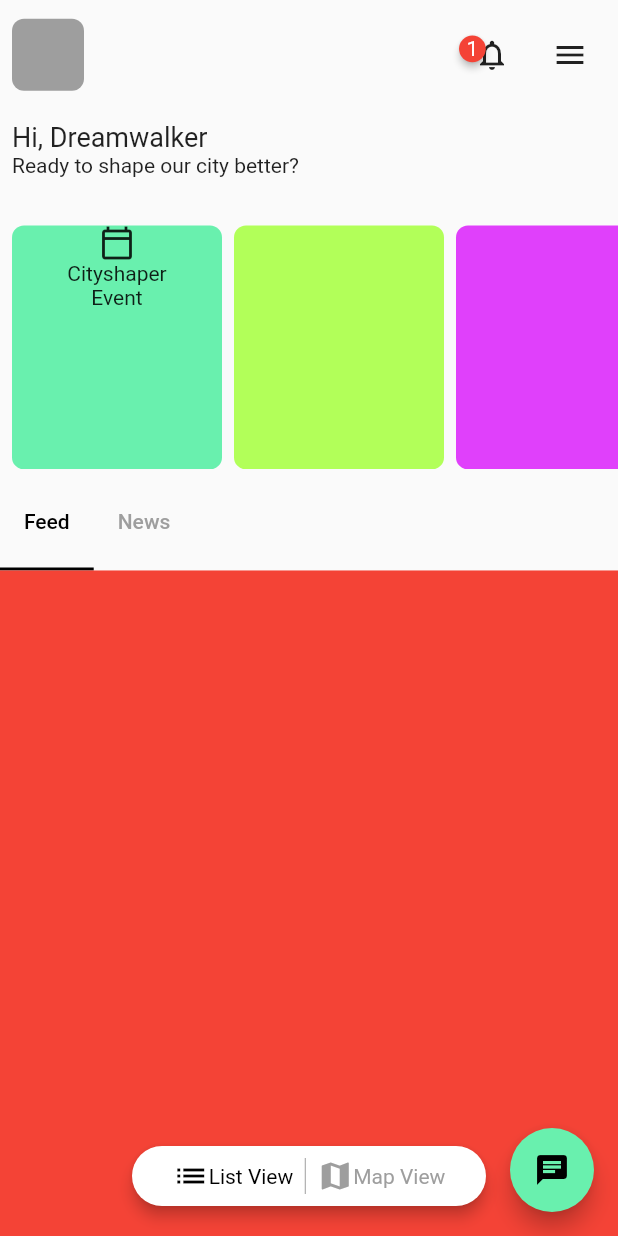
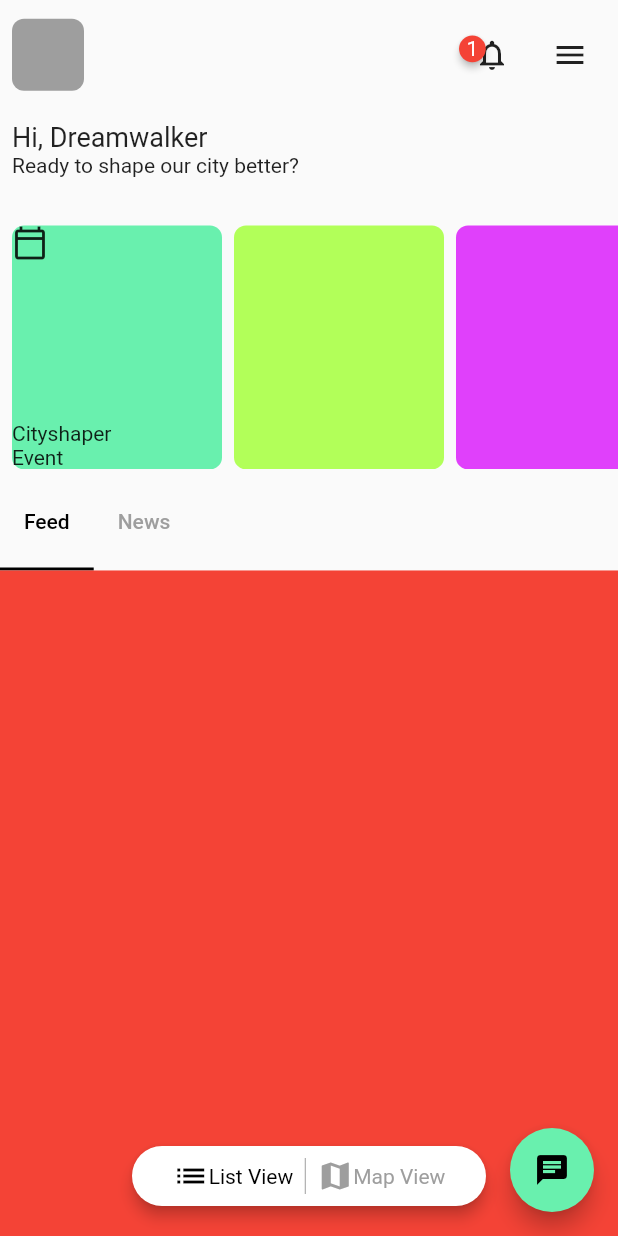
Before and after one commit to JAICHANGPARK/flutter_notebook_11th_story, a Flutter app: the screen it shows after launch, on a phone screen of 412 x 824 dp. Run offline on Flutter 3.47's test engine with Material 2 defaults, Android fonts, the phone set to English and light mode, and no system bars; drawn by our look-alikes of badges; our stand-ins replace backdrop, flutter_inner_drawer, flutter_slidable, flutter_swiper, google_fonts.

Commit message:
Update irys_home_page.dart

```diff
--- a/lib/ep727_irys_mobile_app/ui/irys_home_page.dart
+++ b/lib/ep727_irys_mobile_app/ui/irys_home_page.dart
@@ -99,9 +99,10 @@ class _IrysHomePageState extends State<IrysHomePage> with SingleTickerProviderSt
                                     child: Container(
                                       width: 140,
                                       child: Column(
-
+                                        crossAxisAlignment: CrossAxisAlignment.start,
                                         children: [
                                           Icon(Icons.calendar_today_outlined),
+                                          Spacer(),
                                           Text("Cityshaper"),
                                           Text("Event"),
                                         ],
```
